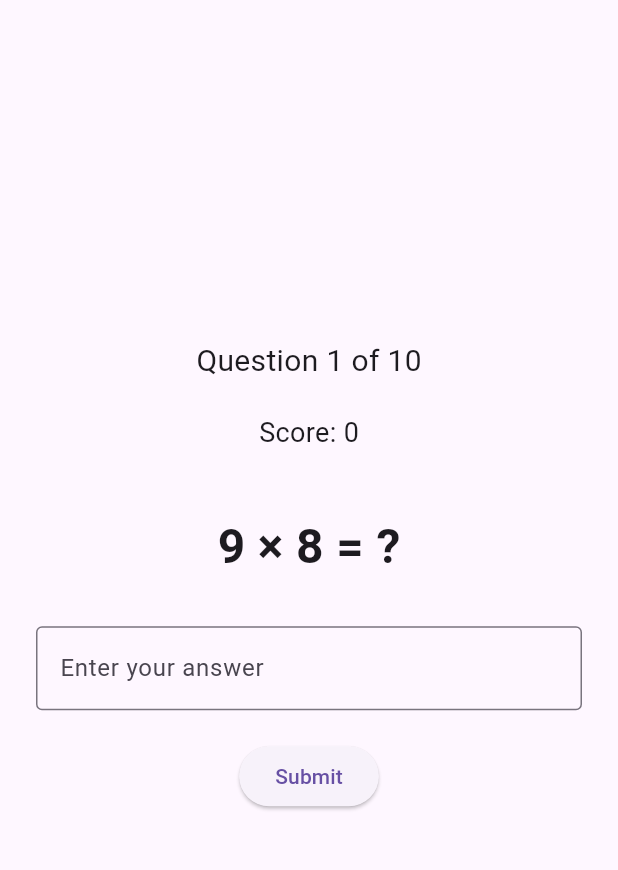
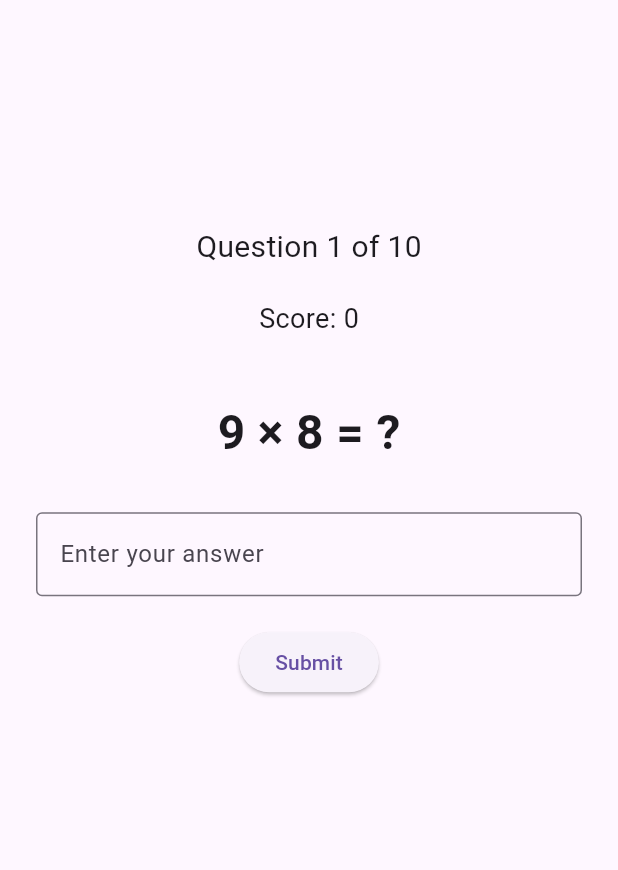
Before and after one commit to jkozdon/math_flutter_app, a Flutter app: the screen it shows after launch, after a tap on "Start Quiz", on a phone screen of 412 x 824 dp, the part 84-954 px from its top. Run offline on Flutter 3.47's test engine with Material 3 defaults, Android fonts, the phone set to English and light mode, and no system bars; our stand-ins replace shared_preferences.

Commit message:
bobble less
Signed-off-by: Jeremy E Kozdon <jeremy@kozdon.net>

```diff
--- a/lib/main.dart
+++ b/lib/main.dart
@@ -727,8 +727,14 @@ class _QuizPageState extends State<QuizPage> {
 
     return Scaffold(
       appBar: AppBar(title: Text('Math Quiz'), backgroundColor: Colors.deepPurple),
+      resizeToAvoidBottomInset: false,
       body: Padding(
         padding: const EdgeInsets.all(24.0),
+        child: SingleChildScrollView(
+          child: Container(
+            height: MediaQuery.of(context).size.height -
+            MediaQuery.of(context).padding.top -
+            kToolbarHeight - 200, // Account for app bar and padding
             child: Column(
               mainAxisAlignment: MainAxisAlignment.center,
               children: [
@@ -759,6 +765,8 @@ class _QuizPageState extends State<QuizPage> {
               ],
             ),
           ),
+        ),
+      ),
     );
   }
 }
```
Lines whose indentation alone changed are shown as unchanged.
